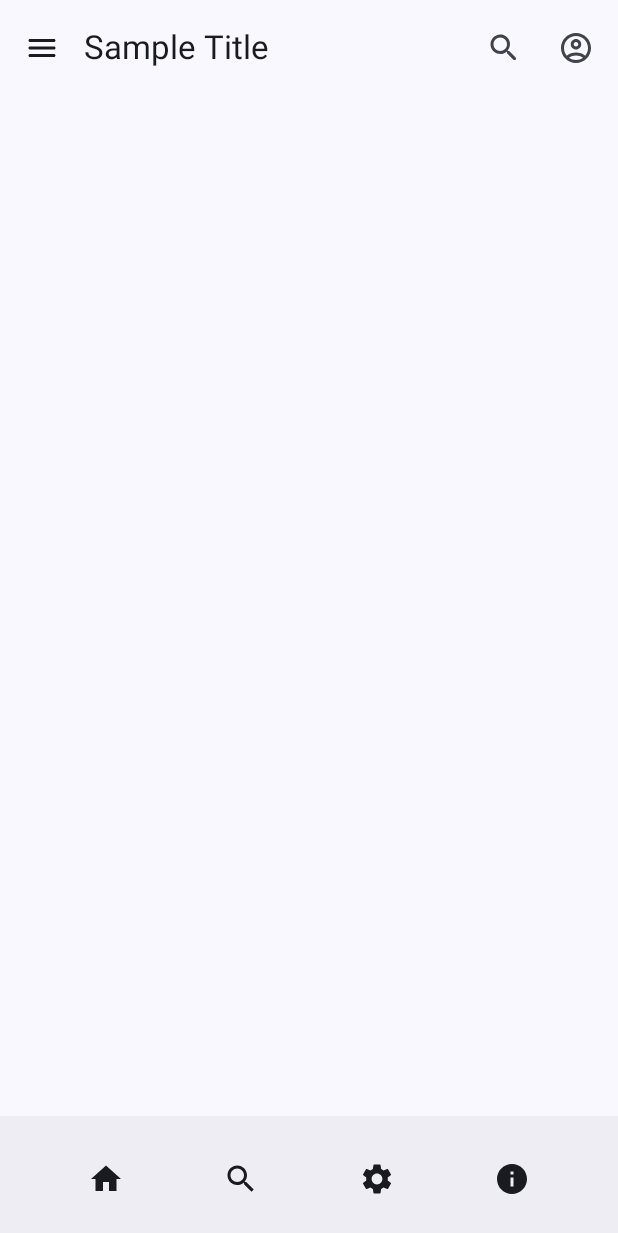
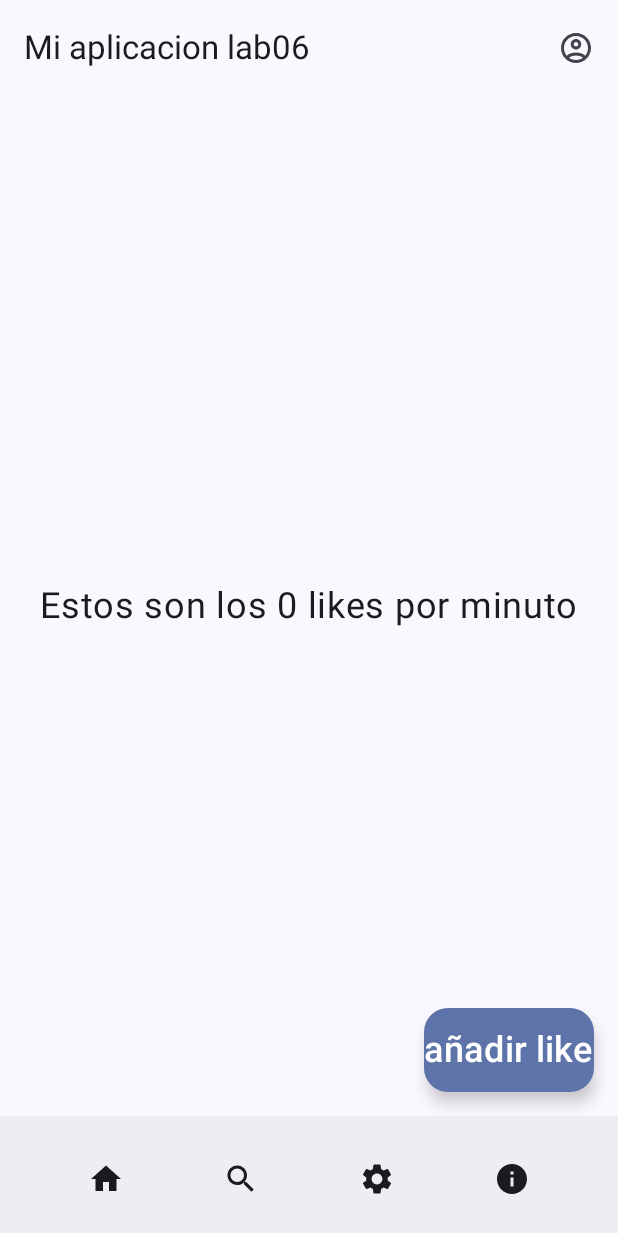
Before and after one commit to RedDeadth/LAB06, an Android app built with Jetpack Compose: the screen it shows after launch (MainActivity), on a phone screen of 412 x 824 dp. Shown: the top 1233 px of the screen. Run offline under Robolectric (Android 15) with nearby library versions, the phone set to English and light mode, and no system bars.

Commit message:
Laboratorio06
Finalizado

```diff
--- /dev/null
+++ b/app/src/main/java/com/example/myapplication/ui/CustomFAB.kt
@@ -0,0 +1,19 @@
+package com.example.myapplication.ui
+
+
+import androidx.compose.material3.FloatingActionButton
+import androidx.compose.material3.Text
+import androidx.compose.runtime.Composable
+import androidx.compose.ui.unit.sp
+
+@Composable
+fun CustomFAB(onClick: () -> Unit) {
+    FloatingActionButton(
+        onClick = onClick
+    ) {
+        Text(
+            fontSize = 24.sp,
+            text = "añadir like"
+        )
+    }
+}
--- a/app/src/main/java/com/example/myapplication/ui/CustomTopBar.kt
+++ b/app/src/main/java/com/example/myapplication/ui/CustomTopBar.kt
@@ -26,18 +26,11 @@ import androidx.compose.material.icons.filled.Settings
 @Composable
 fun CustomTopBar(navController: NavController) {
     TopAppBar(
-        navigationIcon = {
-            IconButton(onClick = { /* Otras acciones aquí */ }) {
-                Icon(imageVector = Icons.Rounded.Menu, contentDescription = null)
-            }
-        },
-        title = { Text(text = "Sample Title") },
+        title = { Text(text = "Mi aplicacion lab06") },
         actions = {
-            IconButton(onClick = { /* Acción de búsqueda aquí */ }) {
-                Icon(imageVector = Icons.Rounded.Search, contentDescription = null)
-            }
+
             IconButton(onClick = {
-                navController.navigate("profile") // Asegúrate de que esta línea está presente
+                navController.navigate("profile")
             }) {
                 Icon(
                     imageVector = Icons.Outlined.AccountCircle,
--- a/app/src/main/java/com/example/myapplication/ui/HomeScreen.kt
+++ b/app/src/main/java/com/example/myapplication/ui/HomeScreen.kt
@@ -10,16 +10,38 @@ import androidx.compose.runtime.Composable
 import androidx.compose.ui.Modifier
 import androidx.compose.ui.unit.dp
 import androidx.navigation.NavController
+import androidx.compose.foundation.layout.*
+import androidx.compose.material3.*
+import androidx.compose.runtime.*
+import androidx.compose.ui.Alignment
+import androidx.compose.ui.unit.dp
+import androidx.compose.ui.unit.sp
+import androidx.compose.material3.FloatingActionButton
+
 
 @Composable
 fun HomeScreen(navController: NavController) {
+    var clickCount by remember { mutableStateOf(0) }
+
     Scaffold(
         topBar = { CustomTopBar(navController) },
-        bottomBar = { CustomBottomBar(navController) }
+        bottomBar = { CustomBottomBar(navController) },
+        floatingActionButton = {
+            CustomFAB(onClick = { clickCount++ })
+        }
     ) { innerPadding ->
-        // Contenido de la pantalla principal
-        Box(modifier = Modifier.padding(innerPadding)) {
-            // Otros componentes aquí
+        Column(
+            modifier = Modifier
+                .fillMaxSize()
+                .padding(innerPadding)
+                .padding(16.dp),
+            horizontalAlignment = Alignment.CenterHorizontally,
+            verticalArrangement = Arrangement.Center
+        ) {
+            Text(
+                text = "Estos son los $clickCount likes por minuto",
+                fontSize = 24.sp
+            )
         }
     }
 }
```
Also changed, not shown: app/src/main/java/com/example/myapplication/MainActivity.kt (line endings or trailing spaces).
